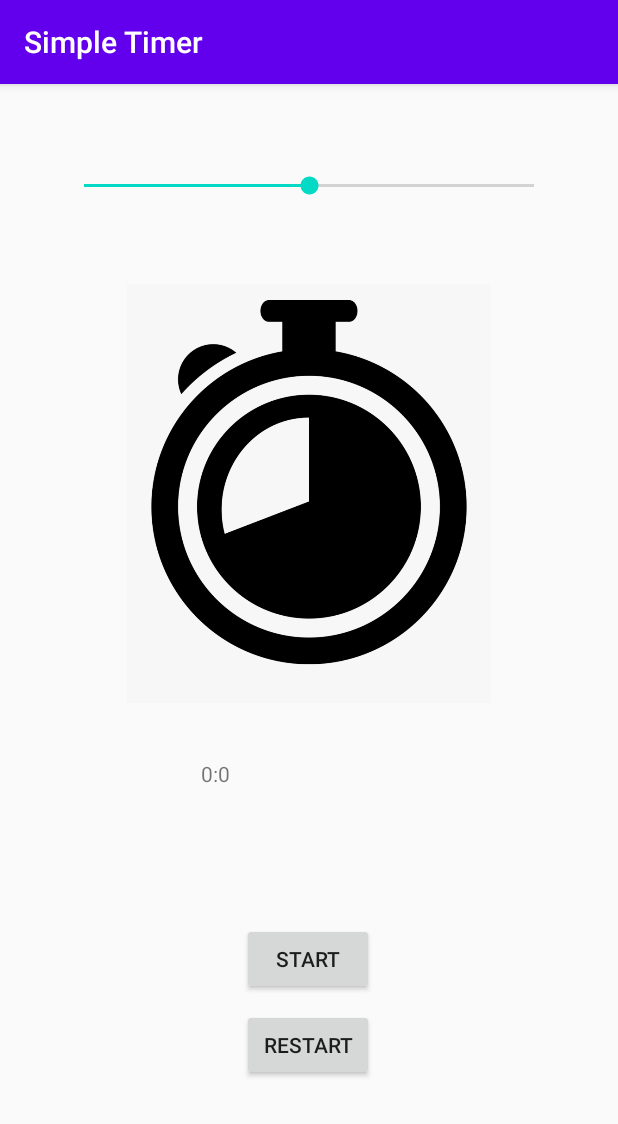
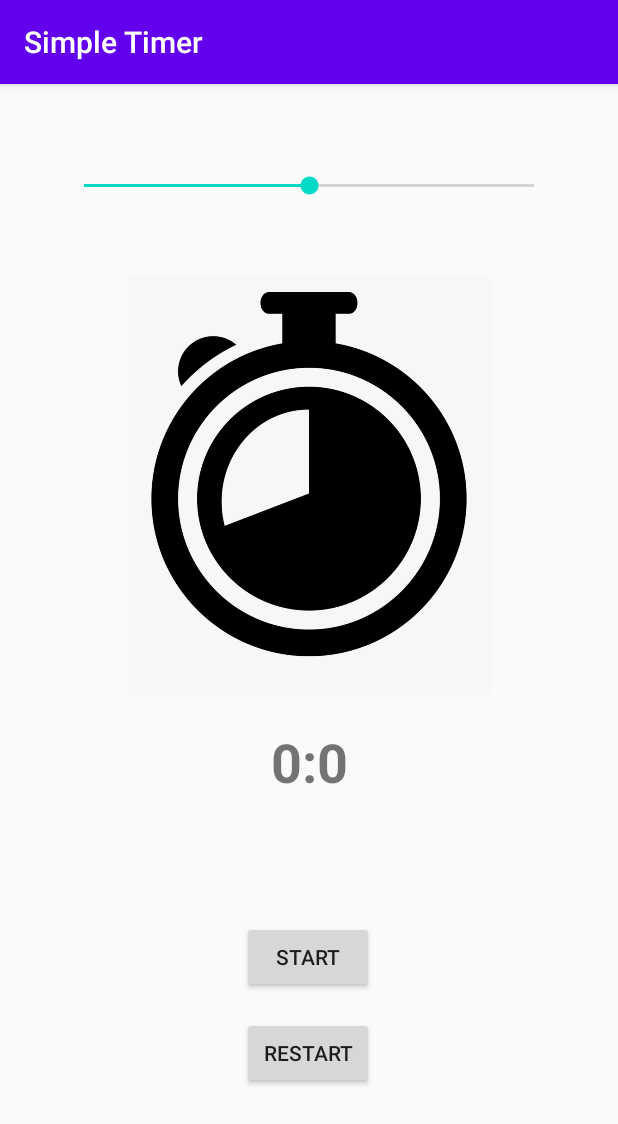
Before and after one commit to psrth/SimpleTimer, an Android app: the screen it shows after launch (MainActivity), on a phone screen of 412 x 824 dp. Shown: the top 1124 px of the screen. Run offline under Robolectric (Android 15) with nearby library versions, the phone set to English and light mode, and no system bars.

Commit message:
textview is aligned

```diff
--- a/app/src/main/java/com/example/simpletimer/MainActivity.java
+++ b/app/src/main/java/com/example/simpletimer/MainActivity.java
@@ -3,6 +3,7 @@ package com.example.simpletimer;
 import androidx.appcompat.app.AppCompatActivity;
 
 import android.os.Bundle;
+import android.util.Log;
 import android.widget.SeekBar;
 import android.widget.TextView;
 
@@ -15,6 +16,7 @@ public class MainActivity extends AppCompatActivity
         TextView timerValue = (TextView) findViewById(R.id.textView);
         int minutes = i/6000;
         int seconds = (i%6000)/100;
+        Log.i("hi", "whats the issu1e");
 
         timerValue.setText(minutes+":"+seconds);
 
@@ -29,6 +31,7 @@ public class MainActivity extends AppCompatActivity
         SeekBar timeSeekBar = (SeekBar) findViewById(R.id.seekBar);
         timeSeekBar.setMax(20);
 
+        Log.i("hi", "whats the issu2e");
         timeSeekBar.setProgress(10);
         setTimer(10);
 
--- a/app/src/main/res/layout/activity_main.xml
+++ b/app/src/main/res/layout/activity_main.xml
@@ -27,20 +27,23 @@
         app:layout_constraintEnd_toEndOf="parent"
         app:layout_constraintStart_toStartOf="parent"
         app:layout_constraintTop_toBottomOf="@+id/seekBar"
-        app:layout_constraintVertical_bias="0.137"
+        app:layout_constraintVertical_bias="0.124"
         app:srcCompat="@drawable/timer" />
 
     <TextView
         android:id="@+id/textView"
-        android:layout_width="144dp"
-        android:layout_height="31dp"
+        android:layout_width="157dp"
+        android:layout_height="40dp"
         android:layout_marginTop="20dp"
-        android:text="TextView"
+        android:textAlignment="center"
+        android:textAllCaps="true"
+        android:textSize="36sp"
+        android:textStyle="bold"
         app:layout_constraintBottom_toBottomOf="parent"
         app:layout_constraintEnd_toEndOf="parent"
         app:layout_constraintStart_toStartOf="parent"
         app:layout_constraintTop_toBottomOf="@+id/imageView"
-        app:layout_constraintVertical_bias="0.057" />
+        app:layout_constraintVertical_bias="0.0" />
 
     <Button
         android:id="@+id/startButton"
@@ -52,12 +55,13 @@
         app:layout_constraintHorizontal_bias="0.498"
         app:layout_constraintStart_toStartOf="parent"
         app:layout_constraintTop_toBottomOf="@+id/textView"
-        app:layout_constraintVertical_bias="0.326" />
+        app:layout_constraintVertical_bias="0.36" />
 
     <Button
         android:id="@+id/restartButton"
         android:layout_width="wrap_content"
         android:layout_height="wrap_content"
+        android:layout_marginTop="7dp"
         android:text="RESTART"
         app:layout_constraintBottom_toBottomOf="parent"
         app:layout_constraintEnd_toEndOf="parent"
```
